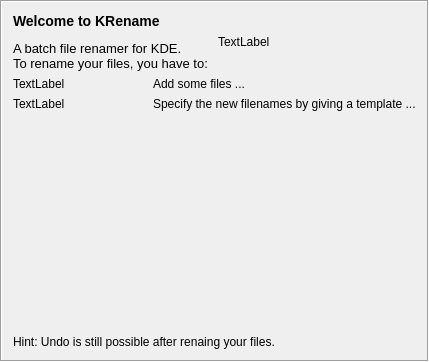
This is src/startupinfowidget.ui in KDE/krename as Qt 5 draws it before an edit. The edited form follows.
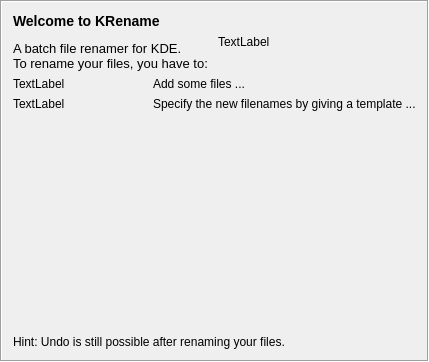
This is the edited form. Custom widgets are drawn as their Qt base class.

```diff
--- a/src/startupinfowidget.ui
+++ b/src/startupinfowidget.ui
@@ -92,9 +92,9 @@
     </spacer>
    </item>
    <item>
-    <widget class="QLabel" name="label_2">
-     <property name="text">
-      <string>Hint: Undo is still possible after renaing your files.</string>
+    <widget class="QLabel" name="label_2" >
+     <property name="text" >
+      <string>Hint: Undo is still possible after renaming your files.</string>
      </property>
     </widget>
    </item>
```
Left out of the diff: 69 changed lines with no effect on the pictures.
